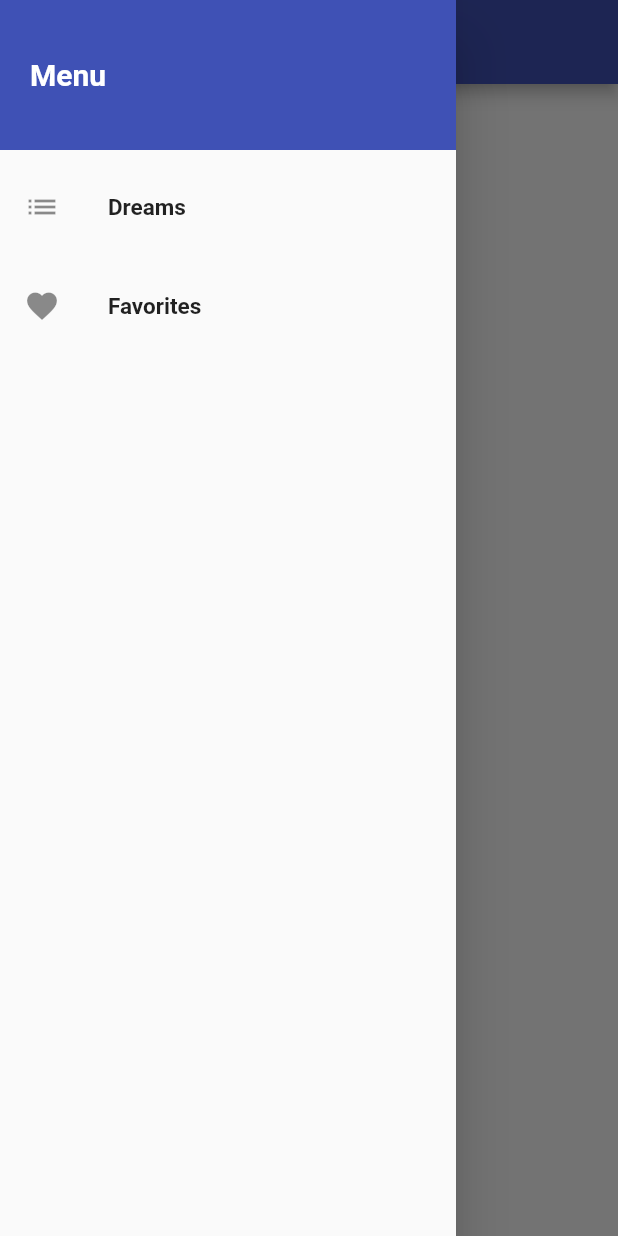
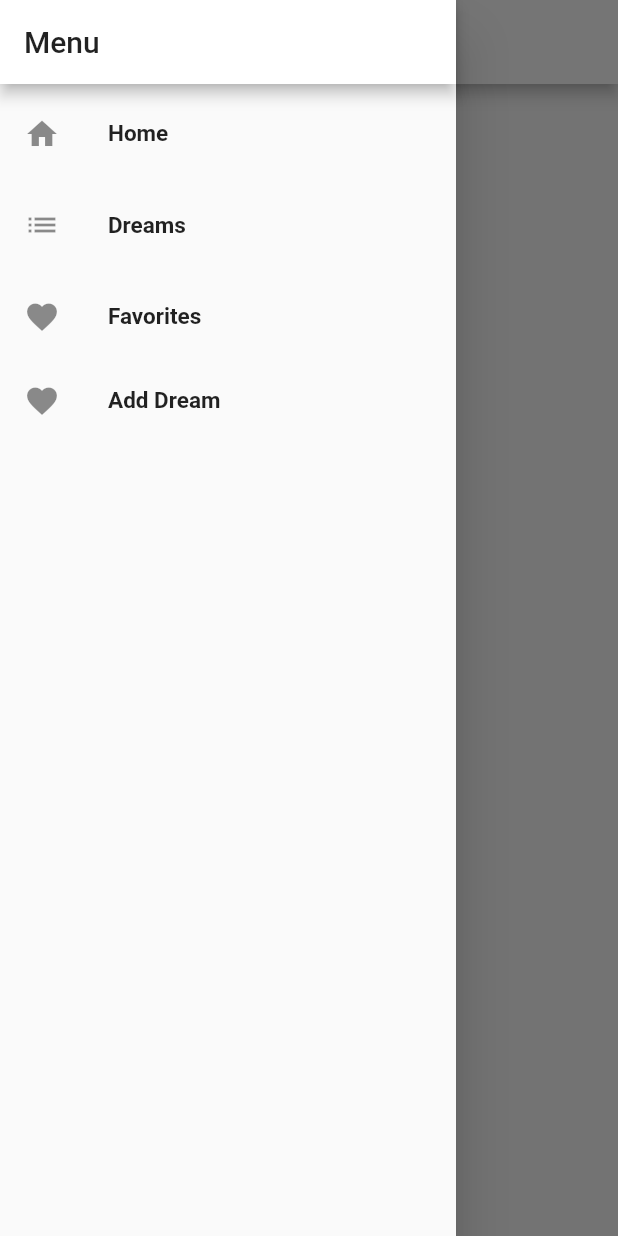
Before and after one commit to eLMaTru/dreamers, a Flutter app: the DreamsScreen screen opened by its route, with the side drawer open, on a phone screen of 412 x 824 dp. Run offline on Flutter 3.47's test engine with Material 2 defaults, Android fonts, the phone set to English and light mode, and no system bars; network calls fail.

Commit message:
add dream screen

```diff
--- a/lib/dummys/dummy_data.dart
+++ b/lib/dummys/dummy_data.dart
@@ -13,8 +13,7 @@ const DUMMY_DREAMS = const [
       title: 'super power',
       description: 'anoche tiraba rayos',
       isPublic: true,
-      imageUrl:
-          "https://ecoosfera.com/wp-content/imagenes/2019/11/universo-que-forma-tiene-plano-redondo-cosmos-1024x550.jpg"),
+      imageUrl: ''),
   Dream(
       id: 'd3',
       title: 'diluvio',
@@ -22,7 +21,7 @@ const DUMMY_DREAMS = const [
       isPublic: true,
       imageUrl:
           "https://ecoosfera.com/wp-content/imagenes/2019/11/universo-forma-plano-redondo-cosmos-1024x576.jpg"),
-          Dream(
+  Dream(
       id: 'd1',
       title: 'como goku',
       description: 'apareci en un lugar conocino y podia volar',
--- /dev/null
+++ b/lib/providers/dreams_providers.dart
@@ -0,0 +1,20 @@
+import '../dummys/dummy_data.dart';
+import 'package:dreamers/models/dream.dart';
+import 'package:flutter/cupertino.dart';
+
+class DreamsProvider with ChangeNotifier {
+  List<Dream> _dreams = DUMMY_DREAMS;
+
+  List<Dream> get dreams {
+    return [..._dreams];
+  }
+
+  Dream findById(String id) {
+    return dreams.firstWhere((dream) => dream.id == id);
+  }
+
+  void addDream(Dream dream) {
+    _dreams.add(dream);
+    notifyListeners();
+  }
+}
--- a/lib/screens/dream_detail_screen.dart
+++ b/lib/screens/dream_detail_screen.dart
@@ -1,13 +1,16 @@
 import 'package:dreamers/models/dream.dart';
-import 'package:dreamers/screens/test_view.dart';
 import 'package:flutter/material.dart';
+import 'package:provider/provider.dart';
+import '../providers/dreams_providers.dart';
 
 class DreamDetailScreen extends StatelessWidget {
   static const routeName = "/dream-detail";
 
   @override
   Widget build(BuildContext context) {
-    final dream = ModalRoute.of(context).settings.arguments as Dream;
+    //just test must be changed
+    Dream dream = ModalRoute.of(context).settings.arguments as Dream;
+    dream = Provider.of<DreamsProvider>(context, listen: false).findById(dream.id);
 
     return Scaffold(
       appBar: AppBar(
--- a/lib/screens/dream_screen.dart
+++ b/lib/screens/dream_screen.dart
@@ -8,7 +8,7 @@ class DreamsScreen extends StatelessWidget {
   Widget build(BuildContext context) {
     return Scaffold(drawer: DrawerItem(),
     appBar: AppBar(title: Text('Dreams'),),
-      body: Container( child:Center(child: Text('favorites'),),
+      body: Container( child:Center(child: Text('Dreams'),),
     ),
     );
   }
--- a/lib/widgets/drawer_item.dart
+++ b/lib/widgets/drawer_item.dart
@@ -1,4 +1,5 @@
 import 'package:dreamers/screens/dream_screen.dart';
+import 'package:dreamers/screens/edit_dream_screen.dart';
 import 'package:dreamers/screens/favorite_screen.dart';
 import 'package:flutter/material.dart';
 
@@ -8,7 +9,57 @@ class DrawerItem extends StatelessWidget {
     return Drawer(
       child: Column(
         children: [
-          InkWell(
+          AppBar(
+            title: Text('Menu'),
+            automaticallyImplyLeading: false,
+          ),
+          SizedBox(height: 5),
+          ListTile(
+            leading: Icon(Icons.home),
+            title: Text(
+              'Home',
+              style: TextStyle(fontWeight: FontWeight.bold, fontSize: 15),
+            ),
+            onTap: () => Navigator.of(context).pushReplacementNamed('/'),
+          ),
+          SizedBox(height: 5),
+          ListTile(
+            leading: Icon(Icons.list),
+            title: Text(
+              'Dreams',
+              style: TextStyle(fontWeight: FontWeight.bold, fontSize: 15),
+            ),
+            onTap: () => Navigator.of(context)
+                .pushReplacementNamed(DreamsScreen.routeName),
+          ),
+          SizedBox(height: 5),
+          ListTile(
+            leading: Icon(Icons.favorite),
+            title: Text(
+              'Favorites',
+              style: TextStyle(fontWeight: FontWeight.bold, fontSize: 15),
+            ),
+            onTap: () => Navigator.of(context)
+                .pushReplacementNamed(FavoriteScreen.routeName),
+          ),
+           ListTile(
+            leading: Icon(Icons.favorite),
+            title: Text(
+              'Add Dream',
+              style: TextStyle(fontWeight: FontWeight.bold, fontSize: 15),
+            ),
+            onTap: () => Navigator.of(context)
+                .pushNamed(EditDreamScreen.routeName),
+          ),
+        ],
+      ),
+    );
+  }
+}
+
+/*
+
+InkWell(
             onTap: () => Navigator.of(context).pushReplacementNamed('/'),
             child: Container(
               color: Theme.of(context).primaryColor,
@@ -25,26 +76,5 @@ class DrawerItem extends StatelessWidget {
               ),
             ),
           ),
-          SizedBox(height: 10),
-          ListTile(
-              leading: Icon(Icons.list),
-              title: Text(
-                'Dreams',
-                style: TextStyle(fontWeight: FontWeight.bold, fontSize: 15),
-              ),
-              onTap: () =>
-                  Navigator.of(context).pushReplacementNamed(DreamsScreen.routeName),),
-          SizedBox(height: 10),
-          ListTile(
-              leading: Icon(Icons.favorite),
-              title: Text(
-                'Favorites',
-                style: TextStyle(fontWeight: FontWeight.bold, fontSize: 15),
-              ),
-              onTap: () =>
-                  Navigator.of(context).pushReplacementNamed(FavoriteScreen.routeName),),
-        ],
-      ),
-    );
-  }
-}
+
+*/
--- a/pubspec.yaml
+++ b/pubspec.yaml
@@ -24,10 +24,15 @@ dependencies:
   flutter:
     sdk: flutter
 
+  #external dependencies:
+  provider: ^4.3.2+2
+  intl: ^0.16.1
+
 
   # The following adds the Cupertino Icons font to your application.
   # Use with the CupertinoIcons class for iOS style icons.
   cupertino_icons: ^1.0.0
+
 
 dev_dependencies:
   flutter_test:
```
Also changed, not shown: lib/main.dart (+20 -2 lines), lib/screens/edit_dream_screen.dart (added, +128 -0 lines), lib/screens/home_screen.dart (+71 -5 lines), lib/widgets/dream_card.dart (+41 -36 lines), pubspec.lock.
